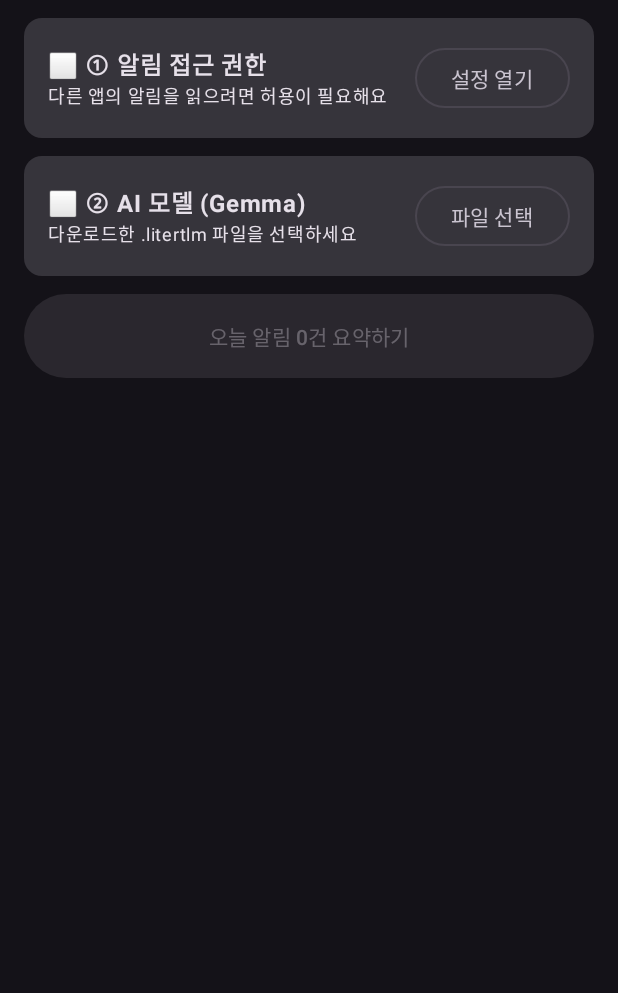
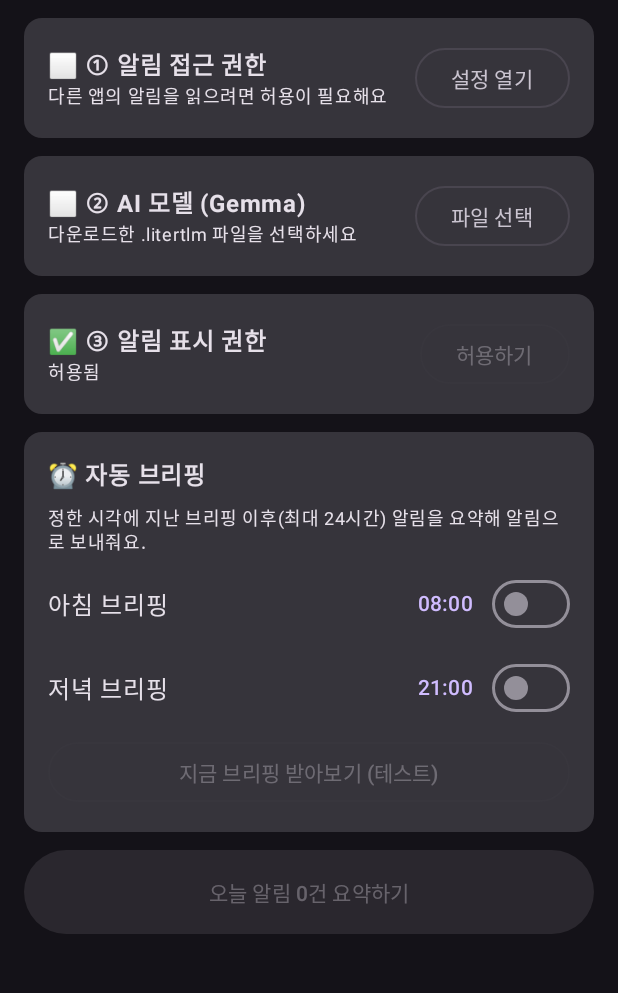
Before and after one commit to 01056649000yoo/Phonejarvis, an Android app built with Jetpack Compose: the screen it shows after launch (MainActivity), on a phone screen of 412 x 824 dp, the part 86-1079 px from its top. Run offline under Robolectric (Android 15) with nearby library versions, the phone set to English and light mode, and no system bars; libraries missing offline, so code that uses them is left out: com.google.ai.edge.

Commit message:
자동 브리핑: 아침·저녁 예약 요약 + 결과 알림 (v0.2.0)
- 정확한 시각 알람 + 포그라운드 서비스로 지난 브리핑 이후 알림 요약
- 재부팅·시간 변경 시 알람 재등록
- 브리핑 기록 DB 저장(v2), 화면에 마지막 브리핑 표시
- 화면/서비스가 Summarizer 엔진 공유, 백그라운드 후 메모리 해제
- 알림 표시 권한, 시각 설정, 지금 브리핑 테스트 버튼

Co-Authored-By: Claude Opus 5.5 <noreply@anthropic.com>

```diff
--- a/app/build.gradle.kts
+++ b/app/build.gradle.kts
@@ -12,8 +12,8 @@ android {
         applicationId = "com.jarvis.phone"
         minSdk = 31          // Galaxy Z Fold4 (Android 14+) 기준
         targetSdk = 36
-        versionCode = 3
-        versionName = "0.1.1"
+        versionCode = 4
+        versionName = "0.2.0"
     }
 
     // 개인용 고정 서명 키: 빌드마다 같은 서명 → 앱을 지우지 않고 업데이트 설치 가능
--- /dev/null
+++ b/app/src/main/java/com/jarvis/phone/BriefingScheduler.kt
@@ -0,0 +1,97 @@
+package com.jarvis.phone
+
+import android.app.AlarmManager
+import android.app.PendingIntent
+import android.content.BroadcastReceiver
+import android.content.Context
+import android.content.Intent
+import android.os.Build
+import androidx.core.content.ContextCompat
+import java.util.Calendar
+
+/** 아침·저녁 브리핑 시간 설정. 시간은 자정부터의 분(예: 08:00 = 480). */
+enum class BriefingSlot(val label: String, val defaultMinute: Int) {
+    MORNING("아침 브리핑", 8 * 60),
+    EVENING("저녁 브리핑", 21 * 60);
+
+    private val key get() = name.lowercase()
+
+    fun isEnabled(ctx: Context) = prefs(ctx).getBoolean("${key}_on", false)
+    fun minute(ctx: Context) = prefs(ctx).getInt("${key}_min", defaultMinute)
+
+    fun save(ctx: Context, enabled: Boolean, minute: Int) {
+        prefs(ctx).edit().putBoolean("${key}_on", enabled).putInt("${key}_min", minute).apply()
+        BriefingScheduler.schedule(ctx, this)
+    }
+
+    companion object {
+        private fun prefs(ctx: Context) = ctx.getSharedPreferences("briefing", Context.MODE_PRIVATE)
+    }
+}
+
+/**
+ * 정확한 시각 알람(AlarmManager)으로 브리핑을 예약.
+ * 정확한 알람은 백그라운드에서도 포그라운드 서비스를 시작할 수 있는 예외라서,
+ * 폰이 잠겨 있어도 정해진 시각에 모델을 돌릴 수 있다.
+ */
+object BriefingScheduler {
+    const val ACTION_BRIEFING = "com.jarvis.phone.ACTION_BRIEFING"
+    const val EXTRA_SLOT = "slot"
+
+    fun scheduleAll(ctx: Context) = BriefingSlot.entries.forEach { schedule(ctx, it) }
+
+    fun schedule(ctx: Context, slot: BriefingSlot) {
+        val am = ctx.getSystemService(AlarmManager::class.java)
+        val pi = pendingIntent(ctx, slot)
+        am.cancel(pi)
+        if (!slot.isEnabled(ctx)) return
+
+        val at = nextTrigger(slot.minute(ctx))
+        if (canExact(am)) am.setExactAndAllowWhileIdle(AlarmManager.RTC_WAKEUP, at, pi)
+        else am.setAndAllowWhileIdle(AlarmManager.RTC_WAKEUP, at, pi)   // 권한이 없을 때 대략적인 시각
+    }
+
+    fun canExact(am: AlarmManager) =
+        Build.VERSION.SDK_INT < Build.VERSION_CODES.S || am.canScheduleExactAlarms()
+
+    /** 다음 해당 시각. 이미 지났으면 내일. */
+    fun nextTrigger(minuteOfDay: Int, now: Long = System.currentTimeMillis()): Long {
+        val c = Calendar.getInstance().apply {
+            timeInMillis = now
+            set(Calendar.HOUR_OF_DAY, minuteOfDay / 60); set(Calendar.MINUTE, minuteOfDay % 60)
+            set(Calendar.SECOND, 0); set(Calendar.MILLISECOND, 0)
+        }
+        if (c.timeInMillis <= now + 5_000) c.add(Calendar.DAY_OF_YEAR, 1)
+        return c.timeInMillis
+    }
+
+    private fun pendingIntent(ctx: Context, slot: BriefingSlot): PendingIntent =
+        PendingIntent.getBroadcast(
+            ctx, slot.ordinal,
+            Intent(ctx, BriefingReceiver::class.java).setAction(ACTION_BRIEFING)
+                .putExtra(EXTRA_SLOT, slot.name),
+            PendingIntent.FLAG_UPDATE_CURRENT or PendingIntent.FLAG_IMMUTABLE,
+        )
+
+    /** 브리핑 서비스 시작 (알람 수신 시, 또는 화면의 "지금 브리핑" 버튼). */
+    fun startNow(ctx: Context, label: String) {
+        ContextCompat.startForegroundService(
+            ctx, Intent(ctx, BriefingService::class.java).putExtra(BriefingService.EXTRA_LABEL, label)
+        )
+    }
+}
+
+/** 알람 시각 도착 → 브리핑 시작 + 다음 날 예약. 재부팅·시간 변경 시 알람 다시 등록. */
+class BriefingReceiver : BroadcastReceiver() {
+    override fun onReceive(ctx: Context, intent: Intent) {
+        when (intent.action) {
+            BriefingScheduler.ACTION_BRIEFING -> {
+                val slot = runCatching { BriefingSlot.valueOf(intent.getStringExtra(BriefingScheduler.EXTRA_SLOT)!!) }
+                    .getOrNull() ?: return
+                BriefingScheduler.schedule(ctx, slot)        // 내일 같은 시각
+                if (slot.isEnabled(ctx)) BriefingScheduler.startNow(ctx, slot.label)
+            }
+            else -> BriefingScheduler.scheduleAll(ctx)      // BOOT_COMPLETED, 시간/시간대 변경, 앱 업데이트
+        }
+    }
+}
--- a/app/src/main/java/com/jarvis/phone/MainActivity.kt
+++ b/app/src/main/java/com/jarvis/phone/MainActivity.kt
@@ -1,8 +1,11 @@
 package com.jarvis.phone
 
+import android.Manifest
 import android.app.Application
+import android.app.TimePickerDialog
 import android.content.Intent
 import android.net.Uri
+import android.os.Build
 import android.os.Bundle
 import android.provider.Settings
 import androidx.activity.ComponentActivity
@@ -15,6 +18,7 @@ import androidx.compose.foundation.rememberScrollState
 import androidx.compose.foundation.verticalScroll
 import androidx.compose.material3.*
 import androidx.compose.runtime.*
+import androidx.compose.ui.Alignment
 import androidx.compose.ui.Modifier
 import androidx.compose.ui.text.font.FontWeight
 import androidx.compose.ui.unit.dp
@@ -29,10 +33,34 @@ import java.util.Locale
 
 class JarvisViewModel(app: Application) : AndroidViewModel(app) {
     private val db = NotificationDb.get(app)
-    val summarizer = Summarizer(app)
+    val summarizer = Summarizer.get(app)
 
     var listenerEnabled by mutableStateOf(false)
         private set
+    var notiPermission by mutableStateOf(true)
+        private set
+    var lastBriefing by mutableStateOf<Briefing?>(null)
+        private set
+    var slots by mutableStateOf(readSlots())
+        private set
+
+    data class SlotState(val slot: BriefingSlot, val on: Boolean, val minute: Int)
+
+    private fun readSlots(): List<SlotState> {
+        val ctx = getApplication<Application>()
+        return BriefingSlot.entries.map { SlotState(it, it.isEnabled(ctx), it.minute(ctx)) }
+    }
+
+    fun setSlot(slot: BriefingSlot, on: Boolean, minute: Int) {
+        slot.save(getApplication<Application>(), on, minute)
+        slots = readSlots()
+    }
+
+    /** "지금 브리핑 받아보기": 예약 브리핑과 똑같은 경로(포그라운드 서비스)로 바로 실행. */
+    fun briefNow() {
+        BriefingScheduler.startNow(getApplication<Application>(), "지금 브리핑")
+        status = "브리핑을 시작했어요. 진행 상황은 알림창에서 볼 수 있어요."
+    }
     var hasModel by mutableStateOf(false)
         private set
     var todayItems by mutableStateOf<List<NotiItem>>(emptyList())
@@ -49,10 +77,13 @@ class JarvisViewModel(app: Application) : AndroidViewModel(app) {
         listenerEnabled = NotificationManagerCompat.getEnabledListenerPackages(ctx)
             .contains(ctx.packageName)
         hasModel = summarizer.hasModel()
+        notiPermission = NotificationManagerCompat.from(ctx).areNotificationsEnabled()
+        slots = readSlots()
         viewModelScope.launch(Dispatchers.IO) {
             db.purgeOld()
             val items = db.today()
-            withContext(Dispatchers.Main) { todayItems = items }
+            val last = db.lastBriefing()
+            withContext(Dispatchers.Main) { todayItems = items; lastBriefing = last }
         }
     }
 
@@ -117,7 +148,7 @@ class JarvisViewModel(app: Application) : AndroidViewModel(app) {
                     error("복사가 중간에 끊겼어요 (${copied / 1_000_000}/${total / 1_000_000}MB). 다시 시도하세요.")
 
                 // 4) 기존 모델 교체
-                summarizer.close()
+                summarizer.release()   // 예약 브리핑이 모델을 쓰는 중이면 끝날 때까지 기다림
                 java.nio.file.Files.move(tmp.toPath(), summarizer.modelFile.toPath(),
                     java.nio.file.StandardCopyOption.REPLACE_EXISTING)
                 ui { status = "모델 준비 완료 (${copied / 1_000_000}MB)" }
@@ -142,17 +173,19 @@ class JarvisViewModel(app: Application) : AndroidViewModel(app) {
         busy = true; summary = ""
         viewModelScope.launch {
             try {
-                val items = withContext(Dispatchers.IO) { db.today() }
-                val start = System.currentTimeMillis()
-                summary = summarizer.summarize(items) { s -> viewModelScope.launch { status = s } }
-                status = "완료 (${(System.currentTimeMillis() - start) / 1000}초)"
+                val out = Briefings.run(getApplication<Application>(), "오늘 요약", NotificationDb.startOfToday()) { s ->
+                    viewModelScope.launch { status = s }
+                }
+                summary = out.body
+                lastBriefing = withContext(Dispatchers.IO) { db.lastBriefing() }
             } catch (t: Throwable) {
                 status = "요약 실패: ${t.message}"
             } finally { busy = false }
         }
     }
 
-    override fun onCleared() { summarizer.close() }
+    // 엔진은 예약 브리핑과 공유하므로 화면이 닫힐 때 메모리만 돌려줌
+    override fun onCleared() { AppScope.io.launch { summarizer.release() } }
 }
 
 class MainActivity : ComponentActivity() {
@@ -160,6 +193,8 @@ class MainActivity : ComponentActivity() {
 
     override fun onCreate(savedInstanceState: Bundle?) {
         super.onCreate(savedInstanceState)
+        Notifications.ensureChannels(this)
+        BriefingScheduler.scheduleAll(this)   // 강제 종료 등으로 알람이 지워졌을 때를 대비해 다시 등록
         setContent { MaterialTheme(colorScheme = darkColorScheme()) { Surface { JarvisScreen(vm) } } }
     }
 
@@ -173,6 +208,7 @@ fun JarvisScreen(vm: JarvisViewModel) {
         if (uri != null) vm.importModel(uri)
     }
     val timeFmt = remember { SimpleDateFormat("HH:mm", Locale.KOREA) }
+    val dayTimeFmt = remember { SimpleDateFormat("M/d HH:mm", Locale.KOREA) }
 
     Column(
         Modifier.fillMaxSize().safeDrawingPadding().padding(16.dp)
@@ -199,7 +235,46 @@ fun JarvisScreen(vm: JarvisViewModel) {
             enabled = !vm.busy,
         ) { picker.launch(arrayOf("*/*")) }
 
-        // 3. 요약
+        // 3. 자동 브리핑 결과를 알림으로 받기 위한 권한 (Android 13+)
+        val notiPermLauncher = rememberLauncherForActivityResult(
+            ActivityResultContracts.RequestPermission()) { vm.refresh() }
+        SetupCard(
+            done = vm.notiPermission,
+            title = "③ 알림 표시 권한",
+            desc = if (vm.notiPermission) "허용됨" else "자동 브리핑 결과를 알림으로 받으려면 필요해요",
+            button = "허용하기",
+            enabled = !vm.notiPermission,
+        ) {
+            if (Build.VERSION.SDK_INT >= 33) notiPermLauncher.launch(Manifest.permission.POST_NOTIFICATIONS)
+            else ctx.startActivity(Intent(Settings.ACTION_APP_NOTIFICATION_SETTINGS)
+                .putExtra(Settings.EXTRA_APP_PACKAGE, ctx.packageName))
+        }
+
+        // 4. 자동 브리핑 시간
+        Card(Modifier.fillMaxWidth()) {
+            Column(Modifier.padding(16.dp), verticalArrangement = Arrangement.spacedBy(8.dp)) {
+                Text("⏰ 자동 브리핑", fontWeight = FontWeight.Bold)
+                Text("정한 시각에 지난 브리핑 이후(최대 24시간) 알림을 요약해 알림으로 보내줘요.",
+                    style = MaterialTheme.typography.bodySmall)
+                vm.slots.forEach { s ->
+                    Row(verticalAlignment = Alignment.CenterVertically) {
+                        Text(s.slot.label, Modifier.weight(1f))
+                        TextButton(onClick = {
+                            TimePickerDialog(ctx, { _, h, m -> vm.setSlot(s.slot, true, h * 60 + m) },
+                                s.minute / 60, s.minute % 60, true).show()
+                        }) { Text("%02d:%02d".format(s.minute / 60, s.minute % 60)) }
+                        Switch(checked = s.on, onCheckedChange = { vm.setSlot(s.slot, it, s.minute) })
+                    }
+                }
+                OutlinedButton(
+                    onClick = { vm.briefNow() },
+                    enabled = vm.hasModel && !vm.busy,
+                    modifier = Modifier.fillMaxWidth(),
+                ) { Text("지금 브리핑 받아보기 (테스트)") }
+            }
+        }
+
+        // 5. 요약
         Button(
             onClick = { vm.summarizeToday() },
             enabled = vm.hasModel && !vm.busy && vm.todayItems.isNotEmpty(),
@@ -212,6 +287,16 @@ fun JarvisScreen(vm: JarvisViewModel) {
         if (vm.summary.isNotEmpty()) {
             Card(Modifier.fillMaxWidth()) {
                 Text(vm.summary, Modifier.padding(16.dp), style = MaterialTheme.typography.bodyLarge)
+            }
+        } else vm.lastBriefing?.let { b ->
+            // 마지막 브리핑 (예약 브리핑 포함)
+            Card(Modifier.fillMaxWidth()) {
+                Column(Modifier.padding(16.dp)) {
+                    Text("${b.label} · ${dayTimeFmt.format(b.time)} · 알림 ${b.count}건",
+                        style = MaterialTheme.typography.labelMedium)
+                    Spacer(Modifier.height(8.dp))
+                    Text(b.text, style = MaterialTheme.typography.bodyLarge)
+                }
             }
         }
 
--- a/app/src/main/java/com/jarvis/phone/NotificationDb.kt
+++ b/app/src/main/java/com/jarvis/phone/NotificationDb.kt
@@ -15,9 +15,18 @@ data class NotiItem(
     val time: Long,
 )
 
+/** 한 번의 브리핑 결과. fromTime~time 사이 알림 count건을 요약한 것. */
+data class Briefing(
+    val time: Long,
+    val fromTime: Long,
+    val label: String,
+    val count: Int,
+    val text: String,
+)
+
 /** 수집한 알림을 휴대폰 안에만 저장하는 SQLite DB (7일 보관). */
 class NotificationDb private constructor(ctx: Context) :
-    SQLiteOpenHelper(ctx, "jarvis.db", null, 1) {
+    SQLiteOpenHelper(ctx, "jarvis.db", null, 2) {
 
     override fun onCreate(db: SQLiteDatabase) {
         db.execSQL(
@@ -31,9 +40,41 @@ class NotificationDb private constructor(ctx: Context) :
                 dedupe TEXT NOT NULL UNIQUE)"""
         )
         db.execSQL("CREATE INDEX idx_noti_time ON noti(time)")
+        createBriefingTable(db)
     }
 
-    override fun onUpgrade(db: SQLiteDatabase, oldV: Int, newV: Int) {}
+    override fun onUpgrade(db: SQLiteDatabase, oldV: Int, newV: Int) {
+        if (oldV < 2) createBriefingTable(db)
+    }
+
+    /** v2: 자동·수동 브리핑 결과 기록. */
+    private fun createBriefingTable(db: SQLiteDatabase) {
+        db.execSQL(
+            """CREATE TABLE IF NOT EXISTS briefing(
+                id INTEGER PRIMARY KEY AUTOINCREMENT,
+                time INTEGER NOT NULL,
+                from_time INTEGER NOT NULL,
+                label TEXT NOT NULL,
+                count INTEGER NOT NULL,
+                text TEXT NOT NULL)"""
+        )
+    }
+
+    fun insertBriefing(b: Briefing) {
+        val v = ContentValues().apply {
+            put("time", b.time); put("from_time", b.fromTime); put("label", b.label)
+            put("count", b.count); put("text", b.text)
+        }
+        writableDatabase.insert("briefing", null, v)
+    }
+
+    fun lastBriefing(): Briefing? =
+        readableDatabase.rawQuery(
+            "SELECT time,from_time,label,count,text FROM briefing ORDER BY time DESC LIMIT 1", null
+        ).use { c ->
+            if (c.moveToFirst()) Briefing(c.getLong(0), c.getLong(1), c.getString(2), c.getInt(3), c.getString(4))
+            else null
+        }
 
     /** 같은 알림이 업데이트되며 여러 번 들어오는 경우(카톡 등)를 막기 위해 dedupe 키 사용. */
     fun insert(pkg: String, app: String, title: String, text: String, time: Long) {
@@ -64,6 +105,7 @@ class NotificationDb private constructor(ctx: Context) :
     fun purgeOld(days: Int = 7) {
         val cutoff = System.currentTimeMillis() - days * 24L * 3600 * 1000
         writableDatabase.delete("noti", "time<?", arrayOf(cutoff.toString()))
+        writableDatabase.delete("briefing", "time<?", arrayOf(cutoff.toString()))
     }
 
     companion object {
--- a/app/src/main/java/com/jarvis/phone/Summarizer.kt
+++ b/app/src/main/java/com/jarvis/phone/Summarizer.kt
@@ -18,13 +18,15 @@ import java.util.Locale
  * 1차: 규칙으로 알림을 거르고 묶는다 (광고 제거, 앱·대화방별 그룹화)
  * 2차: Gemma가 묶음별 요약 → 최종 브리핑 (map-reduce)
  */
-class Summarizer(private val ctx: Context) {
+class Summarizer private constructor(private val ctx: Context) {
 
     val modelFile: File get() = File(ctx.filesDir, MODEL_NAME)
     fun hasModel() = modelFile.exists() && modelFile.length() > 100_000_000
 
     private var engine: Engine? = null
     private val lock = Mutex()
+    /** 화면의 수동 요약과 예약 브리핑이 동시에 모델을 쓰지 않도록 요약 전체를 한 줄로 세움. */
+    private val runLock = Mutex()
 
     /** 모델 로드는 수 초 걸리므로 한 번만 하고 재사용. GPU 실패 시 CPU로. */
     private suspend fun engine(onStatus: (String) -> Unit): Engine {
@@ -56,7 +58,10 @@ class Summarizer(private val ctx: Context) {
         }
     }
 
-    suspend fun summarize(items: List<NotiItem>, onStatus: (String) -> Unit): String {
+    suspend fun summarize(items: List<NotiItem>, onStatus: (String) -> Unit): String =
+        runLock.withLock { summarizeLocked(items, onStatus) }
+
+    private suspend fun summarizeLocked(items: List<NotiItem>, onStatus: (String) -> Unit): String {
         val groups = preprocess(items)
         if (groups.isEmpty()) return "요약할 알림이 없어요."
 
@@ -97,9 +102,20 @@ class Summarizer(private val ctx: Context) {
             }
     }
 
+    /** 모델 파일 교체 직전처럼 엔진을 바로 내려야 할 때. */
     fun close() { engine?.close(); engine = null }
 
+    /** 진행 중인 요약이 끝난 뒤 엔진을 내려 메모리(수 GB)를 돌려준다. 백그라운드 브리핑 후 호출. */
+    suspend fun release() = runLock.withLock { lock.withLock { close() } }
+
     companion object {
+        @Volatile private var inst: Summarizer? = null
+        /** 화면과 백그라운드 브리핑이 같은 엔진을 공유 (모델을 두 번 올리면 메모리 부족). */
+        fun get(ctx: Context): Summarizer =
+            inst ?: synchronized(this) {
+                inst ?: Summarizer(ctx.applicationContext).also { inst = it }
+            }
+
         const val MODEL_NAME = "model.litertlm"
         // 기본 컨텍스트가 2048토큰일 수 있어 보수적으로 설정. "token" 관련 오류가 나면 줄이세요.
         private const val CHUNK_CHARS = 1500
```
Also changed, not shown: app/src/main/AndroidManifest.xml (+30 -0 lines), app/src/main/java/com/jarvis/phone/BriefingService.kt (added, +152 -0 lines), 1 other file.
